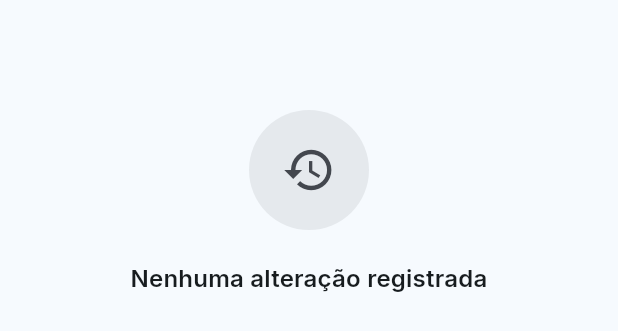
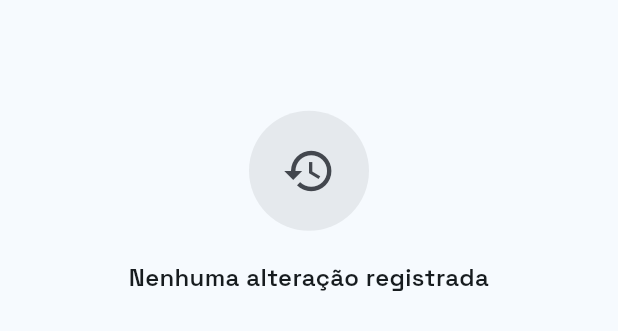
Before and after one commit to igoranthony/taskie, a Flutter app: the AppEmptyState widget shown alone on an empty page, opened directly, on a phone screen of 412 x 824 dp. Shown: the part 415-746 px from the top of the screen. Run offline on Flutter 3.47's test engine with Material 3 defaults, Android fonts, the light colour scheme and no system bars; our stand-ins replace dio, equatable, flutter_bloc, flutter_dotenv, flutter_secure_storage, flutter_svg and 5 more; accounts and stored records are empty; network calls fail.

Commit message:
feat: empty state com SVG, ajustes visuais na listagem e fix de sessão expirada

```diff
--- a/mobile/lib/core/network/interceptors.dart
+++ b/mobile/lib/core/network/interceptors.dart
@@ -62,9 +62,6 @@ class AuthInterceptor extends Interceptor {
           await _storage.clearTokens();
           onLogout?.call();
         }
-      } else {
-        await _storage.clearTokens();
-        onLogout?.call();
       }
     }
 
--- a/mobile/lib/features/authentication/presentation/pages/login_page.dart
+++ b/mobile/lib/features/authentication/presentation/pages/login_page.dart
@@ -75,7 +75,7 @@ class _LoginPageState extends State<LoginPage> {
                                 ),
                                 const SizedBox(height: 20),
                                 Text(
-                                  'TRADEX',
+                                  'TRADEX TASKS',
                                   style: GoogleFonts.spaceGrotesk(
                                     fontSize: tt.headlineLarge?.fontSize,
                                     fontWeight: FontWeight.w900,
--- a/mobile/lib/features/tasks/presentation/widgets/list/task_list_header.dart
+++ b/mobile/lib/features/tasks/presentation/widgets/list/task_list_header.dart
@@ -28,7 +28,7 @@ class TaskListHeader extends StatelessWidget {
               crossAxisAlignment: CrossAxisAlignment.start,
               children: [
                 Text(
-                  'TRADEX',
+                  'TRADEX TASKS',
                   style: GoogleFonts.spaceGrotesk(
                     fontSize: tt.headlineMedium?.fontSize,
                     fontWeight: FontWeight.w800,
--- a/mobile/lib/shared/widgets/app_empty_state.dart
+++ b/mobile/lib/shared/widgets/app_empty_state.dart
@@ -1,16 +1,20 @@
 import 'package:flutter/material.dart';
+import 'package:flutter_svg/flutter_svg.dart';
+import 'package:google_fonts/google_fonts.dart';
 
 class AppEmptyState extends StatelessWidget {
-  final IconData icon;
+  final IconData? icon;
+  final String? svgAsset;
   final String title;
   final String? subtitle;
 
   const AppEmptyState({
     super.key,
-    required this.icon,
+    this.icon,
+    this.svgAsset,
     required this.title,
     this.subtitle,
-  });
+  }) : assert(icon != null || svgAsset != null, 'Forneça icon ou svgAsset');
 
   @override
   Widget build(BuildContext context) {
@@ -23,6 +27,9 @@ class AppEmptyState extends StatelessWidget {
         child: Column(
           mainAxisSize: MainAxisSize.min,
           children: [
+            if (svgAsset != null)
+              SvgPicture.asset(svgAsset!, width: 180, height: 180)
+            else
               Container(
                 width: 80,
                 height: 80,
@@ -35,9 +42,10 @@ class AppEmptyState extends StatelessWidget {
             const SizedBox(height: 20),
             Text(
               title,
-              style: tt.titleMedium?.copyWith(
+              style: GoogleFonts.spaceGrotesk(
+                fontSize: 16,
+                fontWeight: FontWeight.w600,
                 color: cs.onSurface,
-                fontWeight: FontWeight.w600,
               ),
               textAlign: TextAlign.center,
             ),
--- a/mobile/pubspec.yaml
+++ b/mobile/pubspec.yaml
@@ -58,6 +58,7 @@ dependencies:
   flutter_dotenv: ^6.0.0
 
   google_fonts: ^8.0.2
+  flutter_svg: ^2.0.17
 
   # The following adds the Cupertino Icons font to your application.
   # Use with the CupertinoIcons class for iOS style icons.
@@ -97,6 +98,7 @@ flutter:
   assets:
     - .env
     - assets/logo.png
+    - empty.svg
 
   # To add custom fonts to your application, add a fonts section here,
   # in this "flutter" section. Each entry in this list should have a
```
Also changed, not shown: mobile/lib/features/tasks/presentation/widgets/list/filter_priority_section.dart (+22 -7 lines), mobile/empty.svg (added). Lines whose indentation alone changed are shown as unchanged.
